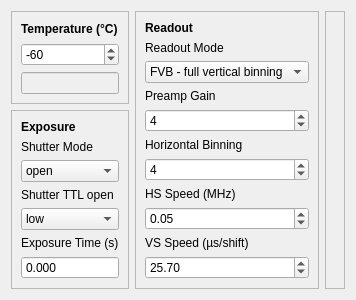
First picture: the form in andor_newton/nomad_camels_driver_andor_newton/andor_newton_config.ui, repository FAU-LAP/CAMELS_drivers, before the edit.
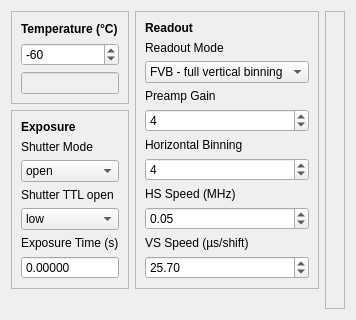
Second picture: the form after the edit.

Diff of the .ui file:
```diff
--- a/andor_newton/nomad_camels_driver_andor_newton/andor_newton_config.ui
+++ b/andor_newton/nomad_camels_driver_andor_newton/andor_newton_config.ui
@@ -6,8 +6,8 @@
    <rect>
     <x>0</x>
     <y>0</y>
-    <width>339</width>
-    <height>285</height>
+    <width>355</width>
+    <height>320</height>
    </rect>
   </property>
   <property name="windowTitle">
@@ -244,7 +244,10 @@
          <enum>QAbstractSpinBox::NoButtons</enum>
         </property>
         <property name="decimals">
-         <number>3</number>
+         <number>5</number>
+        </property>
+        <property name="maximum">
+         <double>99999.000000000000000</double>
         </property>
         <property name="singleStep">
          <double>0.100000000000000</double>
```
Left out of the diff: 25 changed lines with no effect on the pictures.
